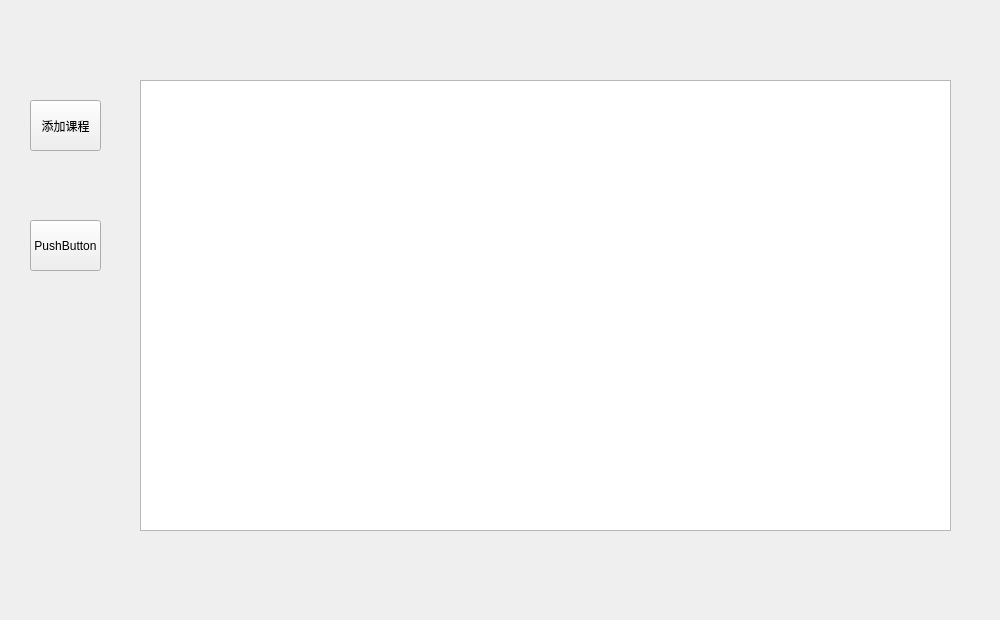
Before: the Qt Designer form teacher.ui in breadog/Course_selection_system, drawn with Qt 5.
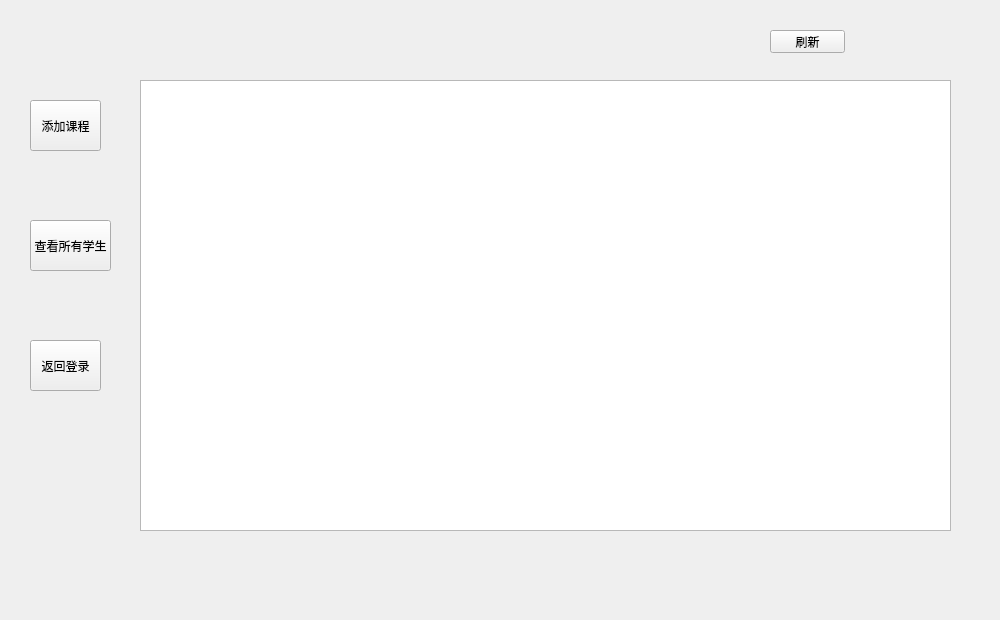
After: the same form once the commit is applied.

What changed in the file:
```diff
--- a/teacher.ui
+++ b/teacher.ui
@@ -40,13 +40,42 @@
    <property name="geometry">
     <rect>
      <x>30</x>
-     <y>220</y>
+     <y>340</y>
      <width>71</width>
      <height>51</height>
     </rect>
    </property>
+   <property name="styleSheet">
+    <string notr="true"/>
+   </property>
    <property name="text">
-    <string>PushButton</string>
+    <string>返回登录</string>
+   </property>
+  </widget>
+  <widget class="QPushButton" name="refresh">
+   <property name="geometry">
+    <rect>
+     <x>770</x>
+     <y>30</y>
+     <width>75</width>
+     <height>23</height>
+    </rect>
+   </property>
+   <property name="text">
+    <string>刷新</string>
+   </property>
+  </widget>
+  <widget class="QToolButton" name="showallstu">
+   <property name="geometry">
+    <rect>
+     <x>30</x>
+     <y>220</y>
+     <width>81</width>
+     <height>51</height>
+    </rect>
+   </property>
+   <property name="text">
+    <string>查看所有学生</string>
    </property>
   </widget>
  </widget>
```
Left out of the diff: 2 changed lines with no effect on the pictures.
